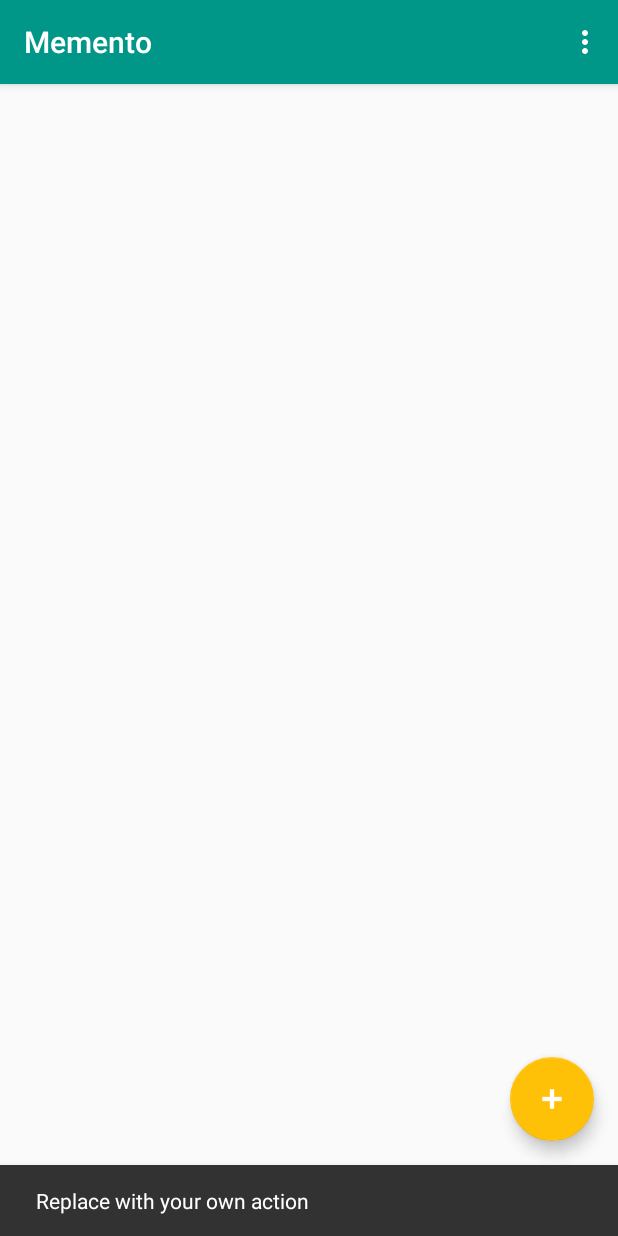
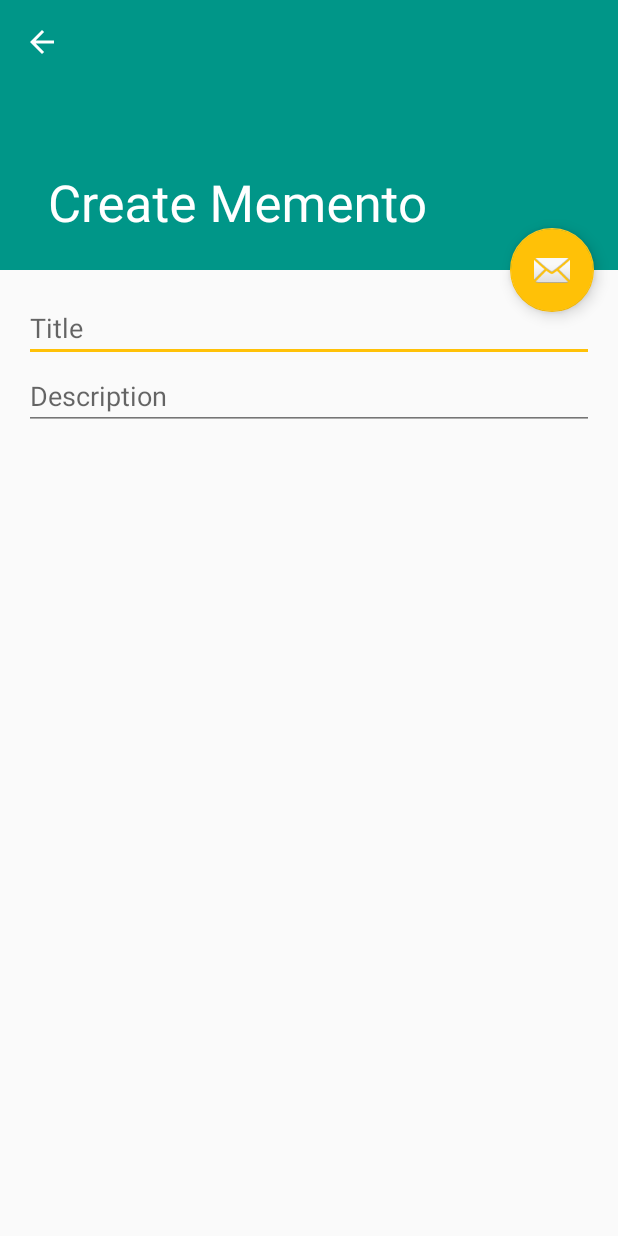
Before and after one commit to AndrewMRoberts/Memento, an Android app: the screen it shows after launch (ReminderListActivity before the commit, CreateReminderActivity after it), after a tap on an icon or button, on a phone screen of 412 x 824 dp. Run offline under Robolectric (Android 15) with nearby library versions, the phone set to English and light mode, and no system bars.

Commit message:
Working cardview + adapter

```diff
--- a/app/src/main/AndroidManifest.xml
+++ b/app/src/main/AndroidManifest.xml
@@ -18,6 +18,15 @@
                 <category android:name="android.intent.category.LAUNCHER" />
             </intent-filter>
         </activity>
+        <activity
+            android:name=".CreateReminderActivity"
+            android:label="@string/title_activity_create_reminder"
+            android:parentActivityName=".ReminderListActivity"
+            android:theme="@style/AppTheme">
+            <meta-data
+                android:name="android.support.PARENT_ACTIVITY"
+                android:value="com.github.robtotriceratops.memento.ReminderListActivity" />
+        </activity>
     </application>
 
 </manifest>
--- /dev/null
+++ b/app/src/main/java/com/github/robtotriceratops/memento/CreateReminderActivity.java
@@ -0,0 +1,30 @@
+package com.github.robtotriceratops.memento;
+
+import android.os.Bundle;
+import android.support.design.widget.FloatingActionButton;
+import android.support.design.widget.Snackbar;
+import android.support.v7.app.AppCompatActivity;
+import android.support.v7.widget.Toolbar;
+import android.view.View;
+
+public class CreateReminderActivity extends AppCompatActivity {
+
+    @Override
+    protected void onCreate(Bundle savedInstanceState) {
+        super.onCreate(savedInstanceState);
+        setContentView(R.layout.activity_create_reminder);
+        Toolbar toolbar = (Toolbar) findViewById(R.id.toolbar);
+        toolbar.setTitle("Create Memento");
+        setSupportActionBar(toolbar);
+
+        FloatingActionButton fab = (FloatingActionButton) findViewById(R.id.fab);
+        fab.setOnClickListener(new View.OnClickListener() {
+            @Override
+            public void onClick(View view) {
+                Snackbar.make(view, "Replace with your own action", Snackbar.LENGTH_LONG)
+                        .setAction("Action", null).show();
+            }
+        });
+        getSupportActionBar().setDisplayHomeAsUpEnabled(true);
+    }
+}
--- a/app/src/main/java/com/github/robtotriceratops/memento/ReminderAdapter.java
+++ b/app/src/main/java/com/github/robtotriceratops/memento/ReminderAdapter.java
@@ -6,13 +6,15 @@ import android.view.View;
 import android.view.ViewGroup;
 import android.widget.TextView;
 
+import java.util.ArrayList;
+
 /**
  * Created by 99995230 on 11/14/2016.
  */
 
 public class ReminderAdapter extends RecyclerView.Adapter<ReminderAdapter.ViewHolder> {
 
-    private Reminder[] mDataset;
+    private ArrayList<Reminder> mDataset;
 
     public static class ViewHolder extends RecyclerView.ViewHolder {
         // each data item is just a string in this case
@@ -24,7 +26,7 @@ public class ReminderAdapter extends RecyclerView.Adapter<ReminderAdapter.ViewHo
     }
 
     // Provide a suitable constructor (depends on the kind of dataset)
-    public ReminderAdapter(Reminder[] dataset) {
+    public ReminderAdapter(ArrayList<Reminder> dataset) {
         mDataset = dataset;
     }
 
@@ -45,14 +47,14 @@ public class ReminderAdapter extends RecyclerView.Adapter<ReminderAdapter.ViewHo
     public void onBindViewHolder(ViewHolder holder, int position) {
         // - get element from your dataset at this position
         // - replace the contents of the view with that element
-        holder.mTitle.setText(mDataset[position].toString());
+        holder.mTitle.setText(mDataset.get(position).getTitle().toString());
 
     }
 
     // Return the size of your dataset (invoked by the layout manager)
     @Override
     public int getItemCount() {
-        return mDataset.length;
+        return mDataset.size();
     }
 
 }
--- a/app/src/main/java/com/github/robtotriceratops/memento/ReminderListActivity.java
+++ b/app/src/main/java/com/github/robtotriceratops/memento/ReminderListActivity.java
@@ -1,5 +1,7 @@
 package com.github.robtotriceratops.memento;
 
+import android.content.Context;
+import android.content.Intent;
 import android.os.Bundle;
 import android.support.design.widget.FloatingActionButton;
 import android.support.design.widget.Snackbar;
@@ -12,17 +14,22 @@ import android.view.Menu;
 import android.view.MenuItem;
 import android.widget.ListView;
 
+import java.util.ArrayList;
+
 public class ReminderListActivity extends AppCompatActivity {
 
     private RecyclerView mRecyclerView;
     private RecyclerView.Adapter mAdapter;
     private RecyclerView.LayoutManager mLayoutManager;
 
-    private Reminder[] mReminders;
+    private ArrayList<Reminder> mReminders;
+
+    private Context mContext;
 
     @Override
     protected void onCreate(Bundle savedInstanceState) {
         super.onCreate(savedInstanceState);
+        mContext = this;
         setContentView(R.layout.activity_reminder);
         Toolbar toolbar = (Toolbar) findViewById(R.id.toolbar);
         setSupportActionBar(toolbar);
@@ -31,8 +38,8 @@ public class ReminderListActivity extends AppCompatActivity {
         fab.setOnClickListener(new View.OnClickListener() {
             @Override
             public void onClick(View view) {
-                Snackbar.make(view, "Replace with your own action", Snackbar.LENGTH_LONG)
-                        .setAction("Action", null).show();
+                Intent createReminderIntent = new Intent(mContext, CreateReminderActivity.class);
+                startActivity(createReminderIntent);
             }
         });
 
@@ -43,6 +50,13 @@ public class ReminderListActivity extends AppCompatActivity {
         // use a linear layout manager
         mLayoutManager = new LinearLayoutManager(this);
         mRecyclerView.setLayoutManager(mLayoutManager);
+
+        mReminders = new ArrayList<>();
+        mReminders.add(new Reminder("Test"));
+        mReminders.add(new Reminder("Test 2"));
+        mReminders.add(new Reminder("Test 3"));
+        mReminders.add(new Reminder("Test 4"));
+
 
         mAdapter = new ReminderAdapter(mReminders);
         mRecyclerView.setAdapter(mAdapter);
--- /dev/null
+++ b/app/src/main/res/layout/activity_create_reminder.xml
@@ -0,0 +1,46 @@
+<?xml version="1.0" encoding="utf-8"?>
+<android.support.design.widget.CoordinatorLayout xmlns:android="http://schemas.android.com/apk/res/android"
+    xmlns:app="http://schemas.android.com/apk/res-auto"
+    xmlns:tools="http://schemas.android.com/tools"
+    android:layout_width="match_parent"
+    android:layout_height="match_parent"
+    android:fitsSystemWindows="true"
+    tools:context="com.github.robtotriceratops.memento.CreateReminderActivity">
+
+    <android.support.design.widget.AppBarLayout
+        android:id="@+id/app_bar"
+        android:layout_width="match_parent"
+        android:layout_height="@dimen/app_bar_height"
+        android:fitsSystemWindows="true"
+        android:theme="@style/AppTheme.AppBarOverlay">
+
+        <android.support.design.widget.CollapsingToolbarLayout
+            android:id="@+id/toolbar_layout"
+            android:layout_width="match_parent"
+            android:layout_height="match_parent"
+            android:fitsSystemWindows="true"
+            app:contentScrim="?attr/colorPrimary"
+            app:layout_scrollFlags="scroll|exitUntilCollapsed">
+
+            <android.support.v7.widget.Toolbar
+                android:id="@+id/toolbar"
+                android:layout_width="match_parent"
+                android:layout_height="?attr/actionBarSize"
+                app:layout_collapseMode="pin"
+                app:popupTheme="@style/AppTheme.PopupOverlay" />
+
+        </android.support.design.widget.CollapsingToolbarLayout>
+    </android.support.design.widget.AppBarLayout>
+
+    <include layout="@layout/content_create_reminder" />
+
+    <android.support.design.widget.FloatingActionButton
+        android:id="@+id/fab"
+        android:layout_width="wrap_content"
+        android:layout_height="wrap_content"
+        android:layout_margin="@dimen/fab_margin"
+        app:layout_anchor="@id/app_bar"
+        app:layout_anchorGravity="bottom|end"
+        app:srcCompat="@android:drawable/ic_dialog_email" />
+
+</android.support.design.widget.CoordinatorLayout>
--- a/app/src/main/res/layout/adapter_reminder.xml
+++ b/app/src/main/res/layout/adapter_reminder.xml
@@ -1,21 +1,23 @@
 <?xml version="1.0" encoding="utf-8"?>
 <LinearLayout xmlns:android="http://schemas.android.com/apk/res/android"
     android:orientation="vertical" android:layout_width="match_parent"
-    android:layout_height="match_parent">
+    android:layout_height="wrap_content">
 
     <!-- A CardView that contains a TextView -->
     <android.support.v7.widget.CardView
         xmlns:card_view="http://schemas.android.com/apk/res-auto"
         android:id="@+id/card_view"
         android:layout_gravity="center"
-        android:layout_width="200dp"
+        android:layout_width="match_parent"
         android:layout_height="200dp"
+        card_view:cardUseCompatPadding="true"
+        card_view:cardElevation="4dp"
         card_view:cardCornerRadius="4dp">
 
         <TextView
             android:text="TextView"
             android:layout_width="match_parent"
-            android:layout_height="match_parent"
+            android:layout_height="wrap_content"
             android:id="@+id/adapter_reminder_title" />
     </android.support.v7.widget.CardView>
 
--- /dev/null
+++ b/app/src/main/res/layout/content_create_reminder.xml
@@ -0,0 +1,37 @@
+<?xml version="1.0" encoding="utf-8"?>
+<android.support.v4.widget.NestedScrollView xmlns:android="http://schemas.android.com/apk/res/android"
+    xmlns:app="http://schemas.android.com/apk/res-auto"
+    xmlns:tools="http://schemas.android.com/tools"
+    android:layout_width="match_parent"
+    android:layout_height="match_parent"
+    app:layout_behavior="@string/appbar_scrolling_view_behavior"
+    tools:context="com.github.robtotriceratops.memento.CreateReminderActivity"
+    tools:showIn="@layout/activity_create_reminder">
+
+
+    <LinearLayout
+        android:orientation="vertical"
+        android:layout_width="match_parent"
+        android:layout_height="match_parent"
+        android:layout_marginLeft="@dimen/activity_horizontal_margin"
+        android:layout_marginRight="@dimen/activity_horizontal_margin"
+        android:layout_marginBottom="@dimen/activity_vertical_margin"
+        android:layout_marginTop="@dimen/activity_vertical_margin">
+
+        <EditText
+            android:layout_width="match_parent"
+            android:layout_height="wrap_content"
+            android:inputType="textPersonName"
+            android:ems="10"
+            android:id="@+id/create_reminder_title_edittext"
+            android:hint="@string/title_hint" />
+
+        <EditText
+            android:layout_width="match_parent"
+            android:layout_height="wrap_content"
+            android:inputType="textMultiLine"
+            android:ems="10"
+            android:id="@+id/create_reminder_description_edittext"
+            android:hint="@string/description_hint" />
+    </LinearLayout>
+</android.support.v4.widget.NestedScrollView>
--- /dev/null
+++ b/app/src/main/res/menu/menu_create_reminder.xml
@@ -0,0 +1,10 @@
+<menu xmlns:android="http://schemas.android.com/apk/res/android"
+    xmlns:app="http://schemas.android.com/apk/res-auto"
+    xmlns:tools="http://schemas.android.com/tools"
+    tools:context="com.github.robtotriceratops.memento.CreateReminderActivity">
+    <item
+        android:id="@+id/action_settings"
+        android:orderInCategory="100"
+        android:title="@string/action_settings"
+        app:showAsAction="never" />
+</menu>
--- a/app/src/main/res/values/dimens.xml
+++ b/app/src/main/res/values/dimens.xml
@@ -3,4 +3,6 @@
     <dimen name="activity_horizontal_margin">16dp</dimen>
     <dimen name="activity_vertical_margin">16dp</dimen>
     <dimen name="fab_margin">16dp</dimen>
+    <dimen name="app_bar_height">180dp</dimen>
+    <dimen name="text_margin">16dp</dimen>
 </resources>
--- a/app/src/main/res/values/strings.xml
+++ b/app/src/main/res/values/strings.xml
@@ -1,4 +1,7 @@
 <resources>
     <string name="app_name">Memento</string>
     <string name="action_settings">Settings</string>
+    <string name="title_activity_create_reminder">CreateReminderActivity</string>
+    <string name="title_hint">Title</string>
+    <string name="description_hint">Description</string>
 </resources>
--- a/app/src/main/res/values/styles.xml
+++ b/app/src/main/res/values/styles.xml
@@ -1,11 +1,15 @@
 <resources>
 
     <!-- Base application theme. -->
-    <style name="AppTheme" parent="Theme.AppCompat.Light.DarkActionBar">
+    <style name="AppTheme" parent="Theme.AppCompat.Light.NoActionBar">
         <!-- Customize your theme here. -->
         <item name="colorPrimary">@color/colorPrimary</item>
         <item name="colorPrimaryDark">@color/colorPrimaryDark</item>
         <item name="colorAccent">@color/colorAccent</item>
+
+        <item name="android:textColorPrimary">@color/colorPrimaryText</item>
+        <item name="android:textColorSecondary">@color/colorSecondaryText</item>
+        <item name="android:divider">@color/colorDivider</item>
     </style>
 
     <style name="AppTheme.NoActionBar">
```
